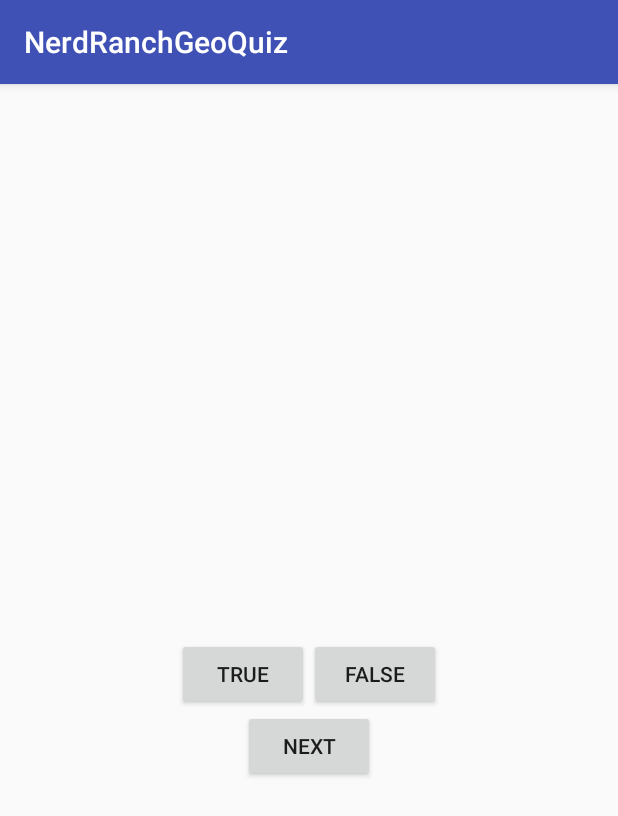
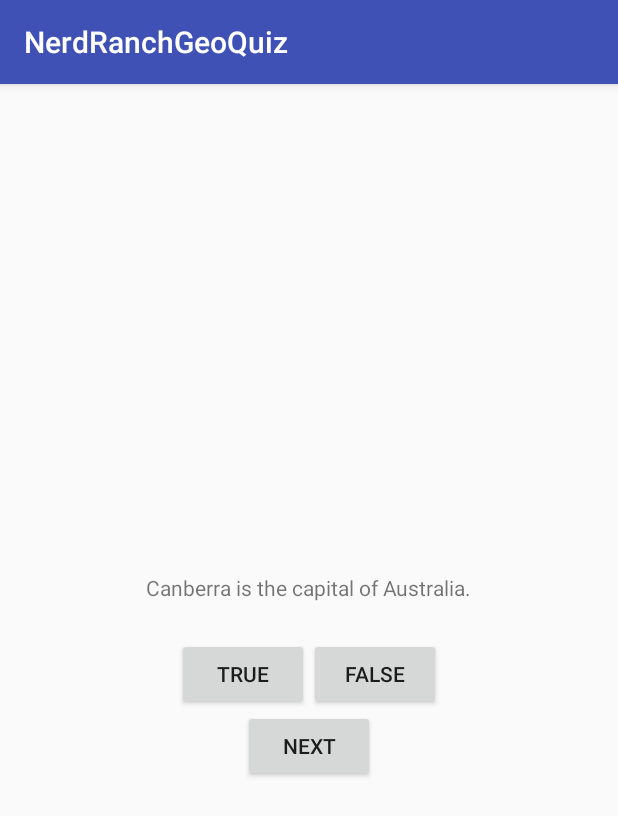
Before and after one commit to Nikunj-Jain/NerdRanchGeoQuiz, an Android app: the screen it shows after launch (QuizActivity), after a tap on "TRUE", on a phone screen of 412 x 824 dp. Shown: the top 816 px of the screen. Run offline under Robolectric (Android 15) with nearby library versions, the phone set to English and light mode, and no system bars.

Commit message:
Working questionbank implemented

```diff
--- a/app/src/main/java/com/bignerdranch/android/nerdranchgeoquiz/QuizActivity.java
+++ b/app/src/main/java/com/bignerdranch/android/nerdranchgeoquiz/QuizActivity.java
@@ -4,33 +4,78 @@ import android.support.v7.app.AppCompatActivity;
 import android.os.Bundle;
 import android.view.View;
 import android.widget.Button;
+import android.widget.TextView;
 import android.widget.Toast;
 
 public class QuizActivity extends AppCompatActivity {
 
     private Button mTrueButton;
     private Button mFalseButton;
+    private Button mNextButton;
+    private TextView mQuestionTextView;
+
+    private Question[] mQuestionBank = new Question[] {
+            new Question(R.string.question_australia, true),
+            new Question(R.string.question_oceans, true),
+            new Question(R.string.question_mideast, false),
+            new Question(R.string.question_africa, false),
+            new Question(R.string.question_americas, true),
+            new Question(R.string.question_asia, true),
+    };
+
+    private int mCurrentIndex = 0;
 
     @Override
     protected void onCreate(Bundle savedInstanceState) {
         super.onCreate(savedInstanceState);
         setContentView(R.layout.activity_quiz);
 
+        mQuestionTextView = (TextView) findViewById(R.id.question_text_view);
+        updateQuestion();
+
         mTrueButton = (Button) findViewById(R.id.true_button);
         mFalseButton = (Button) findViewById(R.id.false_button);
+        mNextButton = (Button) findViewById(R.id.next_button);
 
         mTrueButton.setOnClickListener(new View.OnClickListener() {
             @Override
             public void onClick(View v) {
-                Toast.makeText(QuizActivity.this, R.string.correct_toast, Toast.LENGTH_SHORT).show();
+                checkAnswer(true);
             }
         });
 
         mFalseButton.setOnClickListener(new View.OnClickListener() {
             @Override
             public void onClick(View v) {
-                Toast.makeText(QuizActivity.this, R.string.incorrect_toast, Toast.LENGTH_SHORT).show();
+                checkAnswer(false);
+            }
+        });
+
+        mNextButton.setOnClickListener(new View.OnClickListener() {
+            @Override
+            public void onClick(View v) {
+                mCurrentIndex = (mCurrentIndex + 1) % mQuestionBank.length;
+                updateQuestion();
             }
         });
     }
+
+    private void updateQuestion() {
+        int question = mQuestionBank[mCurrentIndex].getTextResId();
+        mQuestionTextView.setText(question);
+    }
+
+    private void checkAnswer (boolean userPressedTrue) {
+        boolean answerIsTrue = mQuestionBank[mCurrentIndex].isAnswerTrue();
+
+        int messageResId = 0;
+
+        if (userPressedTrue == answerIsTrue) {
+            messageResId = R.string.correct_toast;
+        } else {
+            messageResId = R.string.incorrect_toast;
+        }
+
+        Toast.makeText(this, messageResId, Toast.LENGTH_SHORT).show();
+    }
 }
```
